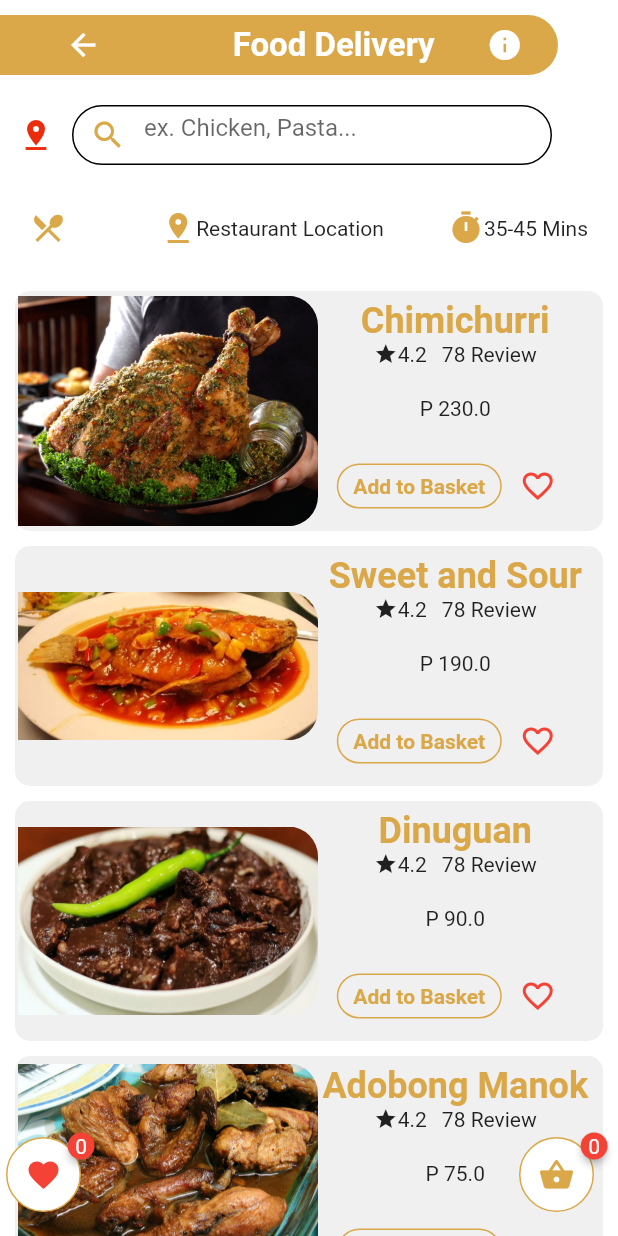
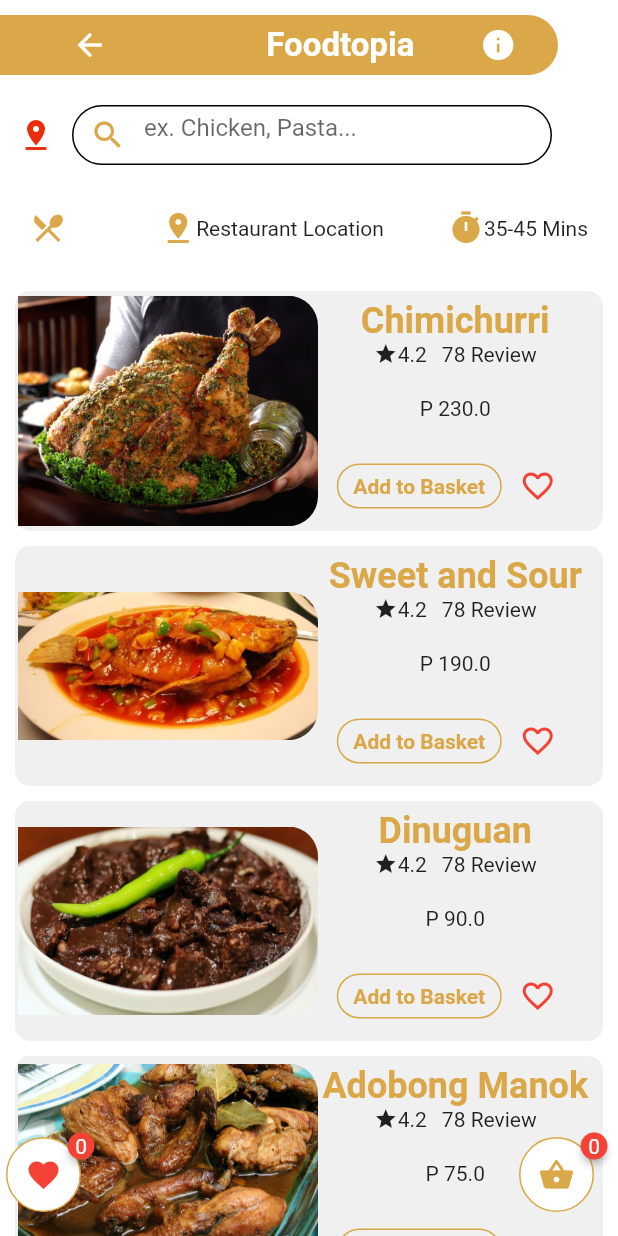
Before and after one commit to bryanbauzon/Food-Delivery-UI-Challlenge-Flutter, a Flutter app: the Restaurant screen opened directly with empty values, after a tap on the "search" icon, on a phone screen of 412 x 824 dp. Run offline on Flutter 3.47's test engine with Material 2 defaults, Android fonts, the phone set to English and light mode, and no system bars; drawn by our look-alikes of badges.

Commit message:
Changed Appname to Foodtopia

```diff
--- a/lib/common/app-commons.dart
+++ b/lib/common/app-commons.dart
@@ -2,7 +2,7 @@ import 'package:flutter/material.dart';
 
 class AppCommons{
   //Strings
-  static String appName = "Food Delivery";
+  static String appName = "Foodtopia";
 
   //Color
   static Color appColor = Color(0XFFdaa849);
```
Also changed, not shown: images/pizza.jpg (added).
